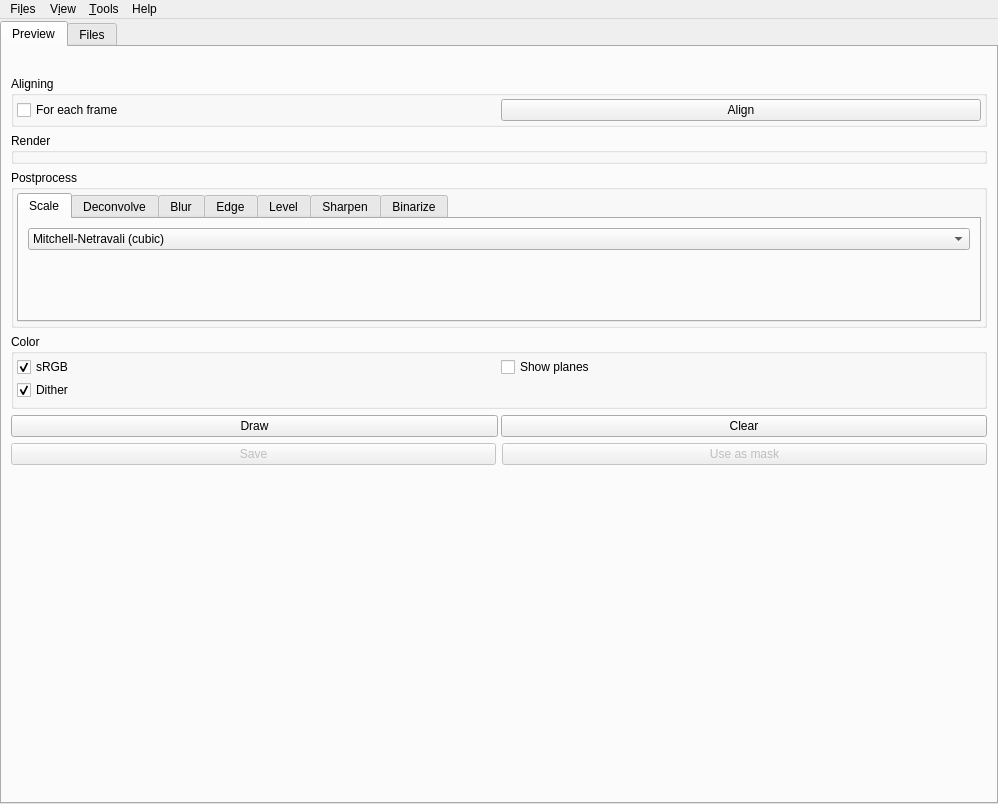
Qt form interface/gui/mainwindow.ui (spillerrec/Overmix) before a commit.
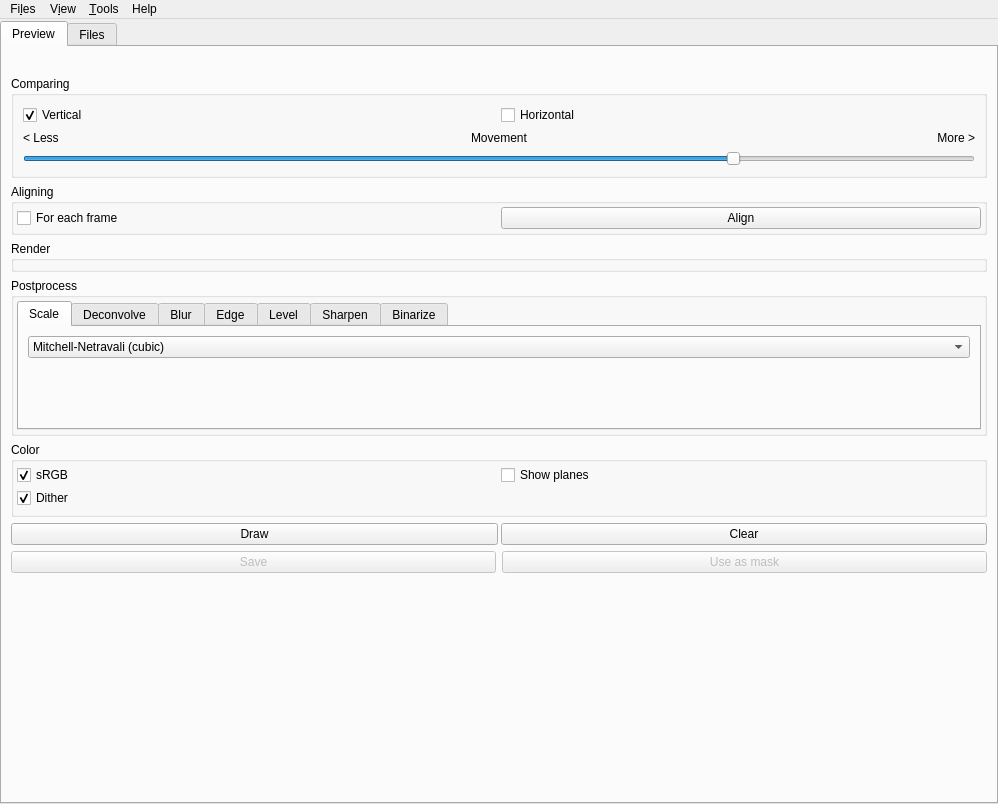
The same form after that commit.

Commit message: ADD: Configure some parts of the included comparator in ImageContainer from the GUI

Patch:
```diff
--- a/interface/gui/mainwindow.ui
+++ b/interface/gui/mainwindow.ui
@@ -49,6 +49,92 @@
             </item>
            </layout>
           </item>
+          <item>
+           <widget class="QGroupBox" name="comparing_group">
+            <property name="title">
+             <string>Comparing</string>
+            </property>
+            <layout class="QVBoxLayout" name="verticalLayout_2">
+             <item>
+              <layout class="QGridLayout" name="gridLayout_2">
+               <property name="spacing">
+                <number>3</number>
+               </property>
+               <item row="4" column="0">
+                <widget class="QCheckBox" name="cbx_merge_h">
+                 <property name="text">
+                  <string>Vertical</string>
+                 </property>
+                 <property name="checked">
+                  <bool>true</bool>
+                 </property>
+                </widget>
+               </item>
+               <item row="4" column="1">
+                <widget class="QCheckBox" name="cbx_merge_v">
+                 <property name="text">
+                  <string>Horizontal</string>
+                 </property>
+                </widget>
+               </item>
+              </layout>
+             </item>
+             <item>
+              <layout class="QHBoxLayout" name="horizontalLayout_3">
+               <item>
+                <widget class="QLabel" name="label_2">
+                 <property name="text">
+                  <string>&lt; Less</string>
+                 </property>
+                </widget>
+               </item>
+               <item>
+                <widget class="QLabel" name="label_3">
+                 <property name="text">
+                  <string>Movement</string>
+                 </property>
+                 <property name="alignment">
+                  <set>Qt::AlignCenter</set>
+                 </property>
+                </widget>
+               </item>
+               <item>
+                <widget class="QLabel" name="label">
+                 <property name="text">
+                  <string>More &gt;</string>
+                 </property>
+                 <property name="alignment">
+                  <set>Qt::AlignRight|Qt::AlignTrailing|Qt::AlignVCenter</set>
+                 </property>
+                </widget>
+               </item>
+              </layout>
+             </item>
+             <item>
+              <widget class="QSlider" name="merge_movement">
+               <property name="sizePolicy">
+                <sizepolicy hsizetype="Preferred" vsizetype="Fixed">
+                 <horstretch>0</horstretch>
+                 <verstretch>0</verstretch>
+                </sizepolicy>
+               </property>
+               <property name="maximum">
+                <number>100</number>
+               </property>
+               <property name="singleStep">
+                <number>5</number>
+               </property>
+               <property name="value">
+                <number>75</number>
+               </property>
+               <property name="orientation">
+                <enum>Qt::Horizontal</enum>
+               </property>
+              </widget>
+             </item>
+            </layout>
+           </widget>
+          </item>
           <item>
            <widget class="QGroupBox" name="merge_group">
             <property name="title">
```
The commit also changes 4 other files.
